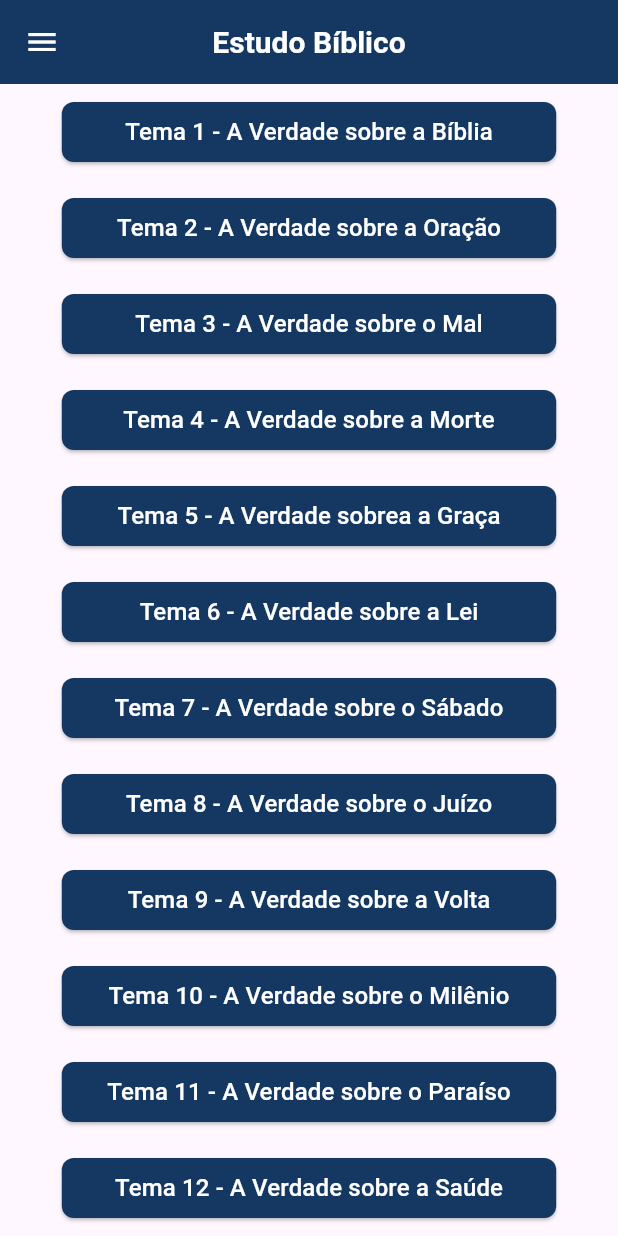
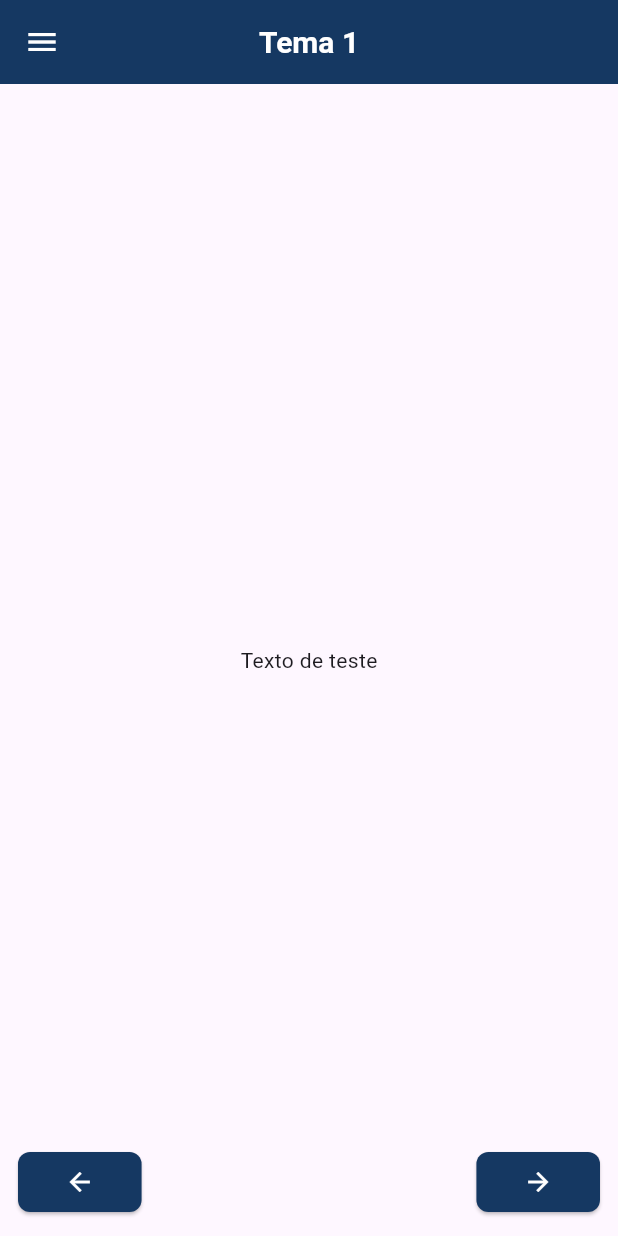
Before and after one commit to JoseJacsanCode/estudoBiblico, a Flutter app: the screen it shows after launch, after a tap on "Tema 1 - A Verdade sobre a Bíblia", on a phone screen of 412 x 824 dp. Run offline on Flutter 3.47's test engine with Material 3 defaults, Android fonts, the phone set to English and light mode, and no system bars.

Commit message:
Configurando botões left e right

```diff
--- a/lib/main.dart
+++ b/lib/main.dart
@@ -1,4 +1,6 @@
 import 'package:estudo_biblico/pages/home_page.dart';
+import 'package:estudo_biblico/pages/study1.dart';
+import 'package:estudo_biblico/pages/study2.dart';
 import 'package:flutter/material.dart';
 
 void main() {
@@ -23,18 +25,27 @@ class MyApp extends StatelessWidget {
             fontWeight: FontWeight.bold,
           ),
         ),
-        drawerTheme: DrawerThemeData(
-          backgroundColor: Color(0xFF153862),
+        drawerTheme: DrawerThemeData(backgroundColor: Color(0xFF153862)),
+        listTileTheme: ListTileThemeData(
+          titleTextStyle: TextStyle(color: Colors.white, fontSize: 17),
+          iconColor: Colors.white,
         ),
-        listTileTheme: ListTileThemeData(
-          titleTextStyle: TextStyle(
-            color: Colors.white,
-            fontSize: 17
+        elevatedButtonTheme: ElevatedButtonThemeData(
+          style: ElevatedButton.styleFrom(
+            backgroundColor: Color(0xFF153862),
+            foregroundColor: Colors.white,
+            shape: RoundedRectangleBorder(
+              borderRadius: BorderRadius.circular(8),
+            ),
           ),
-          iconColor: Colors.white
-        )
+        ),
       ),
-      home: HomePage(),
+      initialRoute: '/',
+      routes: {
+        '/': (context) => HomePage(),
+        '/tema1': (context) => Study1(),
+        '/tema2': (context) => Study2(),
+      },
     );
   }
 }
--- a/lib/pages/home_page.dart
+++ b/lib/pages/home_page.dart
@@ -15,22 +15,71 @@ class HomePage extends StatelessWidget {
         child: Center(
           child: Column(
             children: [
-              ButtonsHome(text: 'Tema 1 - A Verdade sobre a Bíblia'),
-              ButtonsHome(text: 'Tema 2 - A Verdade sobre a Oração'),
-              ButtonsHome(text: 'Tema 3 - A Verdade sobre o Mal'),
-              ButtonsHome(text: 'Tema 4 - A Verdade sobre a Morte'),
-              ButtonsHome(text: 'Tema 5 - A Verdade sobrea a Graça'),
-              ButtonsHome(text: 'Tema 6 - A Verdade sobre a Lei'),
-              ButtonsHome(text: 'Tema 7 - A Verdade sobre o Sábado'),
-              ButtonsHome(text: 'Tema 8 - A Verdade sobre o Juízo'),
-              ButtonsHome(text: 'Tema 9 - A Verdade sobre a Volta'),
-              ButtonsHome(text: 'Tema 10 - A Verdade sobre o Milênio'),
-              ButtonsHome(text: 'Tema 11 - A Verdade sobre o Paraíso'),
-              ButtonsHome(text: 'Tema 12 - A Verdade sobre a Saúde'),
-              ButtonsHome(text: 'Tema 13 - A Verdade sobre a Profecia'),
-              ButtonsHome(text: 'Tema 14 - A Verdade sobre a Igreja'),
-              ButtonsHome(text: 'Tema 15 - A Verdade sobre o Dízimo'),
-              ButtonsHome(text: 'Tema 16 - A Verdade sobre o Batismo'),
+
+              ButtonsHome(
+                text: 'Tema 1 - A Verdade sobre a Bíblia',
+                route: '/tema1',
+              ),
+              ButtonsHome(
+                text: 'Tema 2 - A Verdade sobre a Oração',
+                route: '/tema2',
+              ),
+              ButtonsHome(
+                text: 'Tema 3 - A Verdade sobre o Mal',
+                route: '/tema3',
+              ),
+              ButtonsHome(
+                text: 'Tema 4 - A Verdade sobre a Morte',
+                route: '/tema4',
+              ),
+              ButtonsHome(
+                text: 'Tema 5 - A Verdade sobrea a Graça',
+                route: '/tema5',
+              ),
+              ButtonsHome(
+                text: 'Tema 6 - A Verdade sobre a Lei',
+                route: '/tema6',
+              ),
+              ButtonsHome(
+                text: 'Tema 7 - A Verdade sobre o Sábado',
+                route: '/tema7',
+              ),
+              ButtonsHome(
+                text: 'Tema 8 - A Verdade sobre o Juízo',
+                route: '/tema8',
+              ),
+              ButtonsHome(
+                text: 'Tema 9 - A Verdade sobre a Volta',
+                route: '/tema9',
+              ),
+              ButtonsHome(
+                text: 'Tema 10 - A Verdade sobre o Milênio',
+                route: '/tema10',
+              ),
+              ButtonsHome(
+                text: 'Tema 11 - A Verdade sobre o Paraíso',
+                route: '/tema11',
+              ),
+              ButtonsHome(
+                text: 'Tema 12 - A Verdade sobre a Saúde',
+                route: '/tema12',
+              ),
+              ButtonsHome(
+                text: 'Tema 13 - A Verdade sobre a Profecia',
+                route: '/tema13',
+              ),
+              ButtonsHome(
+                text: 'Tema 14 - A Verdade sobre a Igreja',
+                route: '/tema14',
+              ),
+              ButtonsHome(
+                text: 'Tema 15 - A Verdade sobre o Dízimo',
+                route: '/tema15',
+              ),
+              ButtonsHome(
+                text: 'Tema 16 - A Verdade sobre o Batismo',
+                route: '/tema16',
+              ),
             ],
           ),
         ),
--- /dev/null
+++ b/lib/pages/study1.dart
@@ -0,0 +1,26 @@
+import 'package:estudo_biblico/widgets/buttons/left_button.dart';
+import 'package:estudo_biblico/widgets/buttons/right_button.dart';
+import 'package:estudo_biblico/widgets/custom_appbar.dart';
+import 'package:estudo_biblico/widgets/side_menu.dart';
+import 'package:flutter/material.dart';
+
+class Study1 extends StatelessWidget {
+  const Study1({super.key});
+
+  @override
+  Widget build(BuildContext context) {
+    return Scaffold(
+      appBar: CustomAppbar(title: 'Tema 1'),
+      drawer: Sidemenu(),
+      body: Stack(
+        children: [
+          Center(
+            child: Text('Texto de teste'),
+          ),
+          LeftButton(backTo: '/',),
+          RightButton(goTo: '/tema2',)
+        ],
+      ),
+    );
+  }
+}
--- /dev/null
+++ b/lib/pages/study2.dart
@@ -0,0 +1,21 @@
+import 'package:estudo_biblico/widgets/buttons/left_button.dart';
+import 'package:estudo_biblico/widgets/custom_appbar.dart';
+import 'package:estudo_biblico/widgets/side_menu.dart';
+import 'package:flutter/material.dart';
+
+class Study2 extends StatelessWidget {
+  const Study2({super.key});
+
+  @override
+  Widget build(BuildContext context) {
+    return Scaffold(
+      appBar: CustomAppbar(title: 'Tema 2'),
+      drawer: Sidemenu(),
+      body: Stack(
+        children: [
+          LeftButton(backTo: '/tema1')
+        ],
+      ),
+    );
+  }
+}
--- a/lib/widgets/buttons/buttons_home.dart
+++ b/lib/widgets/buttons/buttons_home.dart
@@ -2,19 +2,20 @@ import 'package:flutter/material.dart';
 
 class ButtonsHome extends StatelessWidget {
   final String text;
+  final String route;
 
-  const ButtonsHome({super.key, required this.text});
+  const ButtonsHome({super.key, required this.text, required this.route});
 
   @override
   Widget build(BuildContext context) {
     return Padding(
       padding: const EdgeInsets.all(8.0),
       child: ElevatedButton(
-        onPressed: () {},
+        onPressed: () {
+          Navigator.of(context).pushReplacementNamed(route);
+        },
         style: ElevatedButton.styleFrom(
-          backgroundColor: Color(0xFF153862),
-          foregroundColor: Colors.white,
-          shape: RoundedRectangleBorder(borderRadius: BorderRadius.circular(8)),
+
           fixedSize: Size(MediaQuery.of(context).size.width * 0.8, 40),
         ),
         child: Text(text, style: TextStyle(fontSize: 16)),
--- /dev/null
+++ b/lib/widgets/buttons/left_button.dart
@@ -0,0 +1,26 @@
+import 'package:flutter/material.dart';
+
+class LeftButton extends StatelessWidget {
+  final String backTo;
+
+  const LeftButton({super.key, required this.backTo});
+
+  @override
+  Widget build(BuildContext context) {
+    return Padding(
+      padding: const EdgeInsets.all(12.0),
+      child: Align(
+        alignment: Alignment.bottomLeft,
+        child: ElevatedButton(
+          onPressed: () {
+            Navigator.of(context).pushReplacementNamed(backTo);
+          },
+          style: ElevatedButton.styleFrom(
+            fixedSize: Size(MediaQuery.of(context).size.height * 0.1, 25),
+          ),
+          child: Icon(Icons.arrow_back, size: 20, color: Colors.white),
+        ),
+      ),
+    );
+  }
+}
--- /dev/null
+++ b/lib/widgets/buttons/right_button.dart
@@ -0,0 +1,27 @@
+import 'package:flutter/material.dart';
+
+class RightButton extends StatelessWidget {
+  final String goTo;
+
+  const RightButton({super.key, required this.goTo});
+
+  @override
+  Widget build(BuildContext context) {
+    return Padding(
+      padding: const EdgeInsets.all(12.0),
+      child: Align(
+        alignment: Alignment.bottomRight,
+        child: ElevatedButton(
+          onPressed: ()
+          {
+            Navigator.of(context).pushReplacementNamed(goTo);
+          },
+          style: ElevatedButton.styleFrom(
+            fixedSize: Size(MediaQuery.of(context).size.height * 0.1, 25),
+          ),
+          child: Icon(Icons.arrow_forward, color: Colors.white, size: 20,),
+        ),
+      ),
+    );
+  }
+}
--- a/lib/widgets/side_menu.dart
+++ b/lib/widgets/side_menu.dart
@@ -19,68 +19,28 @@ class Sidemenu extends StatelessWidget {
           ),
           ListTile(
             leading: Icon(Icons.home),
-            title: Text('Tema 1'),
+            title: Text('Página inicial'),
+            hoverColor: Colors.black,
+            onTap: () {
+              Navigator.of(context).pushReplacementNamed('/home');
+            },
           ),
-          ListTile(
-            leading: Icon(Icons.book),
-            title: Text('Tema 2'),
-          ),
-          ListTile(
-            leading: Icon(Icons.book),
-            title: Text('Tema 3'),
-          ),
-          ListTile(
-            leading: Icon(Icons.book),
-            title: Text('Tema 4'),
-          ),
-          ListTile(
-            leading: Icon(Icons.book),
-            title: Text('Tema 5'),
-          ),
-          ListTile(
-            leading: Icon(Icons.book),
-            title: Text('Tema 6'),
-          ),
-          ListTile(
-            leading: Icon(Icons.book),
-            title: Text('Tema 7'),
-          ),
-          ListTile(
-            leading: Icon(Icons.book),
-            title: Text('Tema 8'),
-          ),
-          ListTile(
-            leading: Icon(Icons.book),
-            title: Text('Tema 9'),
-          ),
-          ListTile(
-            leading: Icon(Icons.book),
-            title: Text('Tema 10'),
-          ),
-          ListTile(
-            leading: Icon(Icons.book),
-            title: Text('Tema 11'),
-          ),
-          ListTile(
-            leading: Icon(Icons.book),
-            title: Text('Tema 12'),
-          ),
-          ListTile(
-            leading: Icon(Icons.book),
-            title: Text('Tema 13'),
-          ),
-          ListTile(
-            leading: Icon(Icons.book),
-            title: Text('Tema 14'),
-          ),
-          ListTile(
-            leading: Icon(Icons.book),
-            title: Text('Tema 15'),
-          ),
-          ListTile(
-            leading: Icon(Icons.book),
-            title: Text('Tema 16'),
-          )
+          ListTile(leading: Icon(Icons.book), title: Text('Tema 1')),
+          ListTile(leading: Icon(Icons.book), title: Text('Tema 2')),
+          ListTile(leading: Icon(Icons.book), title: Text('Tema 3')),
+          ListTile(leading: Icon(Icons.book), title: Text('Tema 4')),
+          ListTile(leading: Icon(Icons.book), title: Text('Tema 5')),
+          ListTile(leading: Icon(Icons.book), title: Text('Tema 6')),
+          ListTile(leading: Icon(Icons.book), title: Text('Tema 7')),
+          ListTile(leading: Icon(Icons.book), title: Text('Tema 8')),
+          ListTile(leading: Icon(Icons.book), title: Text('Tema 9')),
+          ListTile(leading: Icon(Icons.book), title: Text('Tema 10')),
+          ListTile(leading: Icon(Icons.book), title: Text('Tema 11')),
+          ListTile(leading: Icon(Icons.book), title: Text('Tema 12')),
+          ListTile(leading: Icon(Icons.book), title: Text('Tema 13')),
+          ListTile(leading: Icon(Icons.book), title: Text('Tema 14')),
+          ListTile(leading: Icon(Icons.book), title: Text('Tema 15')),
+          ListTile(leading: Icon(Icons.book), title: Text('Tema 16')),
         ],
       ),
     );
```
